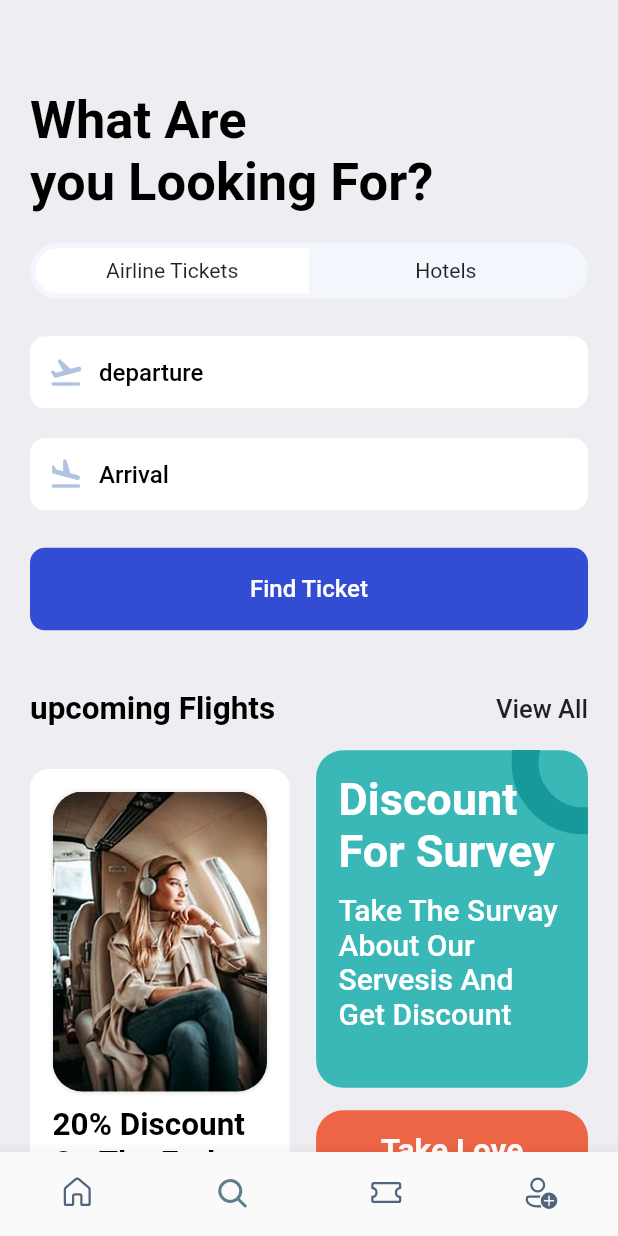
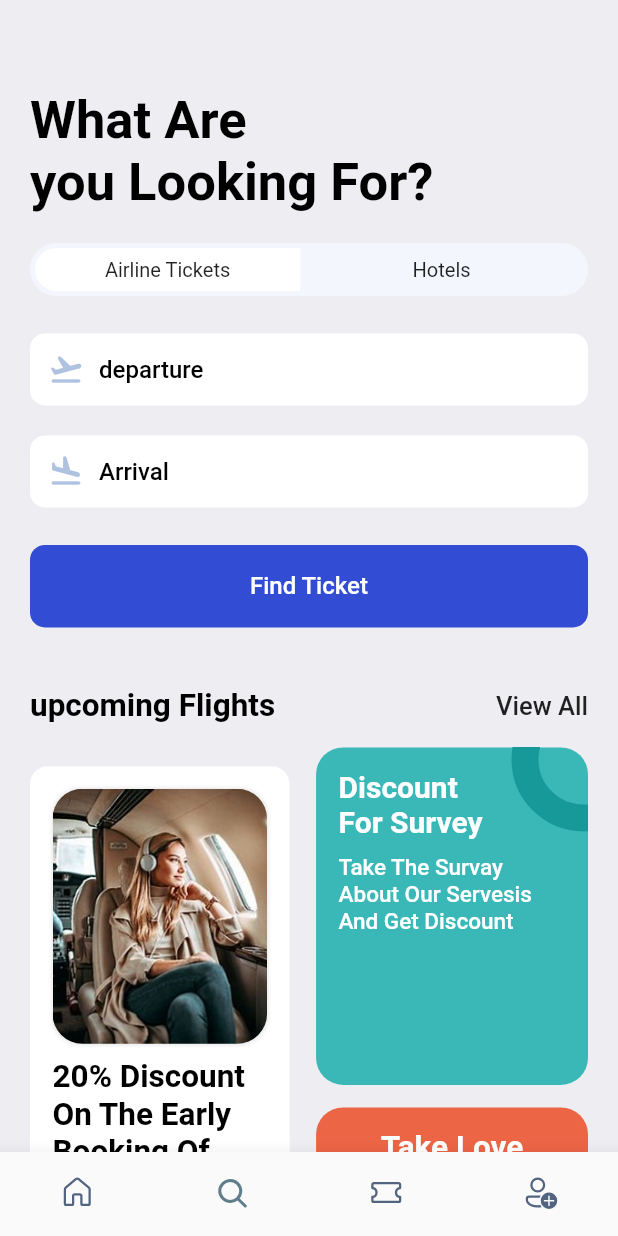
Before and after one commit to Kingofalltimes/flight_booking, a Flutter app: the screen it shows after launch, item 2 of the bottom bar chosen, on a phone screen of 412 x 824 dp. Run offline on Flutter 3.47's test engine with Material 2 defaults, Android fonts, the phone set to English and light mode, and no system bars; our stand-ins replace barcode_widget, fluentui_icons, gap, get.

Commit message:
some changes

```diff
--- a/lib/screens/Hotell_Screen.dart
+++ b/lib/screens/Hotell_Screen.dart
@@ -13,7 +13,7 @@ class Hotell_screen extends StatelessWidget {
     final Size = appLayout.getsize(context);
     return Container(
       width: Size.width * 0.6,
-      height: appLayout.getHight(350),
+      height: appLayout.getHight(360),
       padding: const EdgeInsets.symmetric(horizontal: 15, vertical: 17),
       margin: const EdgeInsets.only(
         right: 17,
--- a/lib/screens/Profile_screen.dart
+++ b/lib/screens/Profile_screen.dart
@@ -150,14 +150,14 @@ class ProfileScreen extends StatelessWidget {
                         Text(
                           "You\'v Got A New Aword",
                           style: styles.headlinestyle2.copyWith(
-                              fontSize: 25,
+                              fontSize: 16,
                               fontWeight: FontWeight.bold,
                               color: Colors.white),
                         ),
                         Text(
                           "You Have 89 flights In A Year",
                           style: styles.headlinestyle2.copyWith(
-                              fontSize: 16,
+                              fontSize: 10,
                               fontWeight: FontWeight.w500,
                               color: Colors.white.withOpacity(0.9)),
                         ),
--- a/lib/screens/Tiket_Screen.dart
+++ b/lib/screens/Tiket_Screen.dart
@@ -104,7 +104,11 @@ class tiketscreen extends StatelessWidget {
                         children: [
                           Row(
                             children: [
-                              Image.asset("assets/visa.jpg"),
+                              Image.asset(
+                                "assets/visa.jpg",
+                                // height: appLayout.getHight(80),
+                                width: appLayout.getWidth(100),
+                              ),
                               Text(
                                 "***7677",
                                 style: styles.headlinestyle3,
--- a/lib/screens/search_screen.dart
+++ b/lib/screens/search_screen.dart
@@ -1,5 +1,3 @@
-// ignore_for_file: camel_case_types
-
 import 'package:flight_booking/utils/app_layout.dart';
 import 'package:flight_booking/utils/app_styles.dart';
 import 'package:flight_booking/widgets/icon_text_widget.dart';
@@ -73,7 +71,7 @@ class searchscreen extends StatelessWidget {
                 child: Column(
                   children: [
                     Container(
-                      height: appLayout.getHight(200),
+                      height: appLayout.getHight(170),
                       decoration: BoxDecoration(
                         borderRadius:
                             BorderRadius.circular(appLayout.getHight(20)),
@@ -91,7 +89,7 @@ class searchscreen extends StatelessWidget {
                     ),
                     Gap(appLayout.getHight(10)),
                     Text(
-                      "20% Discount On The Early Booking Of this Flight. Don't Miss Out This Chance",
+                      "20% Discount On The Early Booking Of this Flight. Don't Miss.",
                       style: styles.headlinestyle2,
                     ),
                   ],
@@ -120,7 +118,7 @@ class searchscreen extends StatelessWidget {
                               style: styles.headlinestyle2.copyWith(
                                   fontWeight: FontWeight.bold,
                                   color: Colors.white,
-                                  fontSize: 30),
+                                  fontSize: 20),
                             ),
                             Gap(appLayout.getHight(10)),
                             Text(
@@ -128,7 +126,7 @@ class searchscreen extends StatelessWidget {
                               style: styles.headlinestyle2.copyWith(
                                   fontWeight: FontWeight.w500,
                                   color: Colors.white,
-                                  fontSize: 20),
+                                  fontSize: 15),
                             ),
                           ],
                         ),
@@ -172,9 +170,9 @@ class searchscreen extends StatelessWidget {
                         Gap(appLayout.getHight(5)),
                         RichText(
                             text: const TextSpan(children: [
-                          TextSpan(text: '😍', style: TextStyle(fontSize: 38)),
-                          TextSpan(text: '❤️', style: TextStyle(fontSize: 50)),
-                          TextSpan(text: '😘', style: TextStyle(fontSize: 38)),
+                          TextSpan(text: '😍', style: TextStyle(fontSize: 28)),
+                          TextSpan(text: '❤️', style: TextStyle(fontSize: 40)),
+                          TextSpan(text: '😘', style: TextStyle(fontSize: 28)),
                         ])),
                       ],
                     ),
--- a/lib/screens/tikit_view.dart
+++ b/lib/screens/tikit_view.dart
@@ -17,7 +17,7 @@ class Tikitview extends StatelessWidget {
     final Size = appLayout.getsize(context);
     return SizedBox(
       width: Size.width * 0.85,
-      height: appLayout.getHight(GetPlatform.isAndroid == true ? 178 : 169),
+      height: appLayout.getHight(GetPlatform.isAndroid == true ? 182 : 169),
       child: Container(
         margin: EdgeInsets.only(
           right: appLayout.getHight(16),
--- a/lib/utils/app_styles.dart
+++ b/lib/utils/app_styles.dart
@@ -1,5 +1,3 @@
-import 'package:flutter/animation.dart';
-import 'package:flutter/cupertino.dart';
 import 'package:flutter/material.dart';
 
 Color primary = const Color(0xff687daf);
--- a/lib/widgets/ticket widgets.dart
+++ b/lib/widgets/ticket widgets.dart
@@ -19,11 +19,11 @@ class AppTiketTabs extends StatelessWidget {
           children: [
             //airline tickets
             Container(
-              width: Size.width * .44,
+              width: Size.width * .45,
               padding: EdgeInsets.symmetric(vertical: appLayout.getHight(7)),
               decoration: BoxDecoration(
                   borderRadius: BorderRadius.horizontal(
-                    left: Radius.circular(appLayout.getHight(50)),
+                    left: Radius.circular(appLayout.getHight(45)),
                   ),
                   color: Colors.white),
               child: Center(
@@ -32,11 +32,11 @@ class AppTiketTabs extends StatelessWidget {
             ),
             // hotels
             Container(
-              width: Size.width * .44,
+              width: Size.width * .48,
               padding: EdgeInsets.symmetric(vertical: appLayout.getHight(7)),
               decoration: BoxDecoration(
                   borderRadius: BorderRadius.horizontal(
-                    right: Radius.circular(appLayout.getHight(50)),
+                    right: Radius.circular(appLayout.getHight(45)),
                   ),
                   color: Colors.transparent),
               child: Center(child: Text(second_tab)),
```
